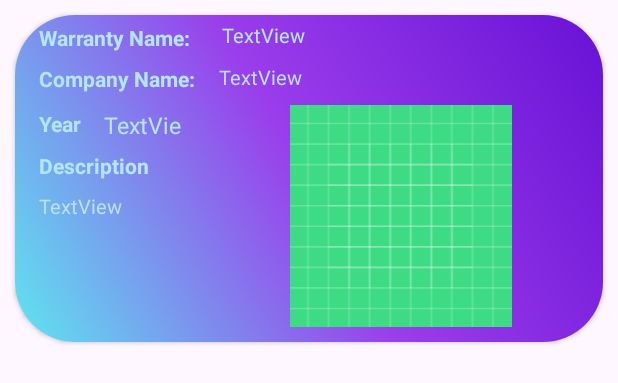
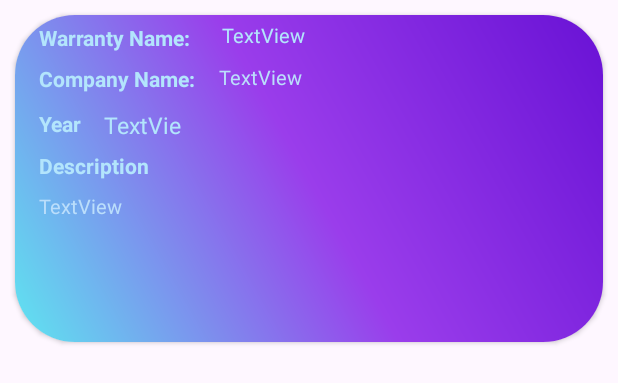
Before and after one commit to stermak/WarrantyPeriods0.2, an Android app: the layout list_item_single.xml on its own in the app's theme, with its tools: preview values and no code run, on a phone screen of 412 x 824 dp. Shown: the top 383 px of the screen. Run offline under Robolectric (Android 15) with nearby library versions, the phone set to English and light mode, and no system bars; Roboto replaces fonts that are not available here.

Commit message:
27.05 13:00

```diff
--- a/app/src/main/java/com/example/WarrantyPeriods/Fragments/CreateFragment.java
+++ b/app/src/main/java/com/example/WarrantyPeriods/Fragments/CreateFragment.java
@@ -161,7 +161,7 @@ public class CreateFragment extends Fragment {
                 .addOnSuccessListener(taskSnapshot -> {
                     Toast.makeText(getContext(), "Image uploaded", Toast.LENGTH_SHORT).show();
                     imageRef.getDownloadUrl().addOnSuccessListener(uri -> {
-                        docData.put("url", uri.toString());
+                        docData.put("image", uri.toString());
                         uploadDocument(docData, docId);
                     });
                 })
--- a/app/src/main/java/com/example/WarrantyPeriods/Fragments/DevsFragment.java
+++ b/app/src/main/java/com/example/WarrantyPeriods/Fragments/DevsFragment.java
@@ -13,7 +13,7 @@ import android.view.ViewGroup;
 import android.webkit.WebView;
 import android.widget.Button;
 
-import com.example.WarrantyPeriods.Activity.GitWebClient;
+import com.example.WarrantyPeriods.Model.GitWebClient;
 import com.example.WarrantyPeriods.R;
 
 public class DevsFragment extends Fragment {
--- a/app/src/main/java/com/example/WarrantyPeriods/Activity/GitWebClient.java
+++ b/app/src/main/java/com/example/WarrantyPeriods/Model/GitWebClient.java
@@ -1,4 +1,4 @@
-package com.example.WarrantyPeriods.Activity;
+package com.example.WarrantyPeriods.Model;
 
 import android.content.Intent;
 import android.net.Uri;
--- a/app/src/main/res/layout/list_item_single.xml
+++ b/app/src/main/res/layout/list_item_single.xml
@@ -3,6 +3,7 @@
     xmlns:app="http://schemas.android.com/apk/res-auto"
     xmlns:tools="http://schemas.android.com/tools"
     android:layout_width="match_parent"
+    android:id="@+id/cardView"
     android:layout_height="wrap_content"
     android:layout_marginHorizontal="10dp"
     android:layout_marginTop="10dp"
@@ -128,8 +129,7 @@
             android:layout_marginEnd="16dp"
             android:layout_marginBottom="10dp"
             app:layout_constraintBottom_toBottomOf="parent"
-            app:layout_constraintEnd_toEndOf="parent"
-            app:srcCompat="@drawable/ic_launcher_background" />
+            app:layout_constraintEnd_toEndOf="parent" />
 
     </androidx.constraintlayout.widget.ConstraintLayout>
 </androidx.cardview.widget.CardView>
```
Also changed, not shown: app/src/main/java/com/example/WarrantyPeriods/Fragments/SpisokFragment.java (+8 -0 lines), app/src/main/java/com/example/WarrantyPeriods/Model/AddPeriodViewModel.java (deleted, +0 -19 lines), app/src/main/java/com/example/WarrantyPeriods/Model/SpisokModel.java (+5 -2 lines).
